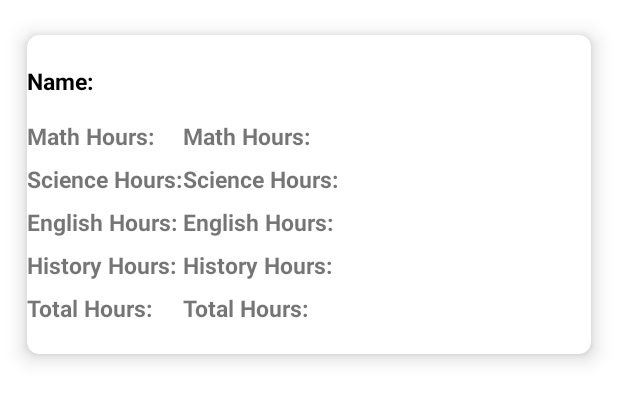
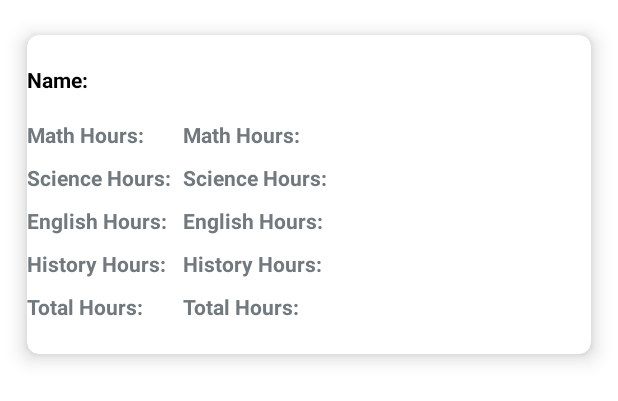
Before and after one commit to BoBlaire/HomeSchoolApp, an Android app: the layout add_child.xml on its own in the app's theme, with its tools: preview values and no code run, on a phone screen of 412 x 824 dp. Shown: the top 401 px of the screen. Run offline under Robolectric (Android 15) with nearby library versions, the phone set to English and light mode, and no system bars.

Commit message:
VTAW 3.1(fixed resizing)

```diff
--- a/app/build.gradle
+++ b/app/build.gradle
@@ -30,6 +30,7 @@ dependencies {
     implementation 'androidx.gridlayout:gridlayout:1.0.0'
     testImplementation 'junit:junit:4.+'
     androidTestImplementation 'androidx.test.ext:junit:1.1.3'
+    implementation 'com.google.android.gms:play-services-auth:20.7.0'
     androidTestImplementation 'androidx.test.espresso:espresso-core:3.4.0'
 
 }
--- a/app/src/main/res/layout/activity_view_courses.xml
+++ b/app/src/main/res/layout/activity_view_courses.xml
@@ -69,7 +69,7 @@
         android:layout_gravity="bottom|end"
         android:layout_margin="16dp"
         android:id="@+id/buttonPanel"
-        android:src="@drawable/baseline_home_24" />
+        android:src="@drawable/baseline_add_24" />
 
     <com.google.android.material.floatingactionbutton.FloatingActionButton
         android:layout_width="wrap_content"
--- a/app/src/main/res/layout/add_child.xml
+++ b/app/src/main/res/layout/add_child.xml
@@ -25,6 +25,10 @@
             android:layout_gravity="start|center_horizontal"
             android:layout_marginTop="20dp"
             android:layout_marginBottom="5dp"
+            android:autoSizeMaxTextSize="100sp"
+            android:autoSizeMinTextSize="12sp"
+            android:autoSizeStepGranularity="2sp"
+            android:autoSizeTextType="uniform"
             android:text="Name: "
             android:textColor="@color/black"
             android:textSize="15sp"
@@ -39,7 +43,12 @@
             android:layout_gravity="start|center_horizontal"
             android:layout_marginTop="10dp"
             android:layout_marginBottom="5dp"
+            android:autoSizeMaxTextSize="100sp"
+            android:autoSizeMinTextSize="12sp"
+            android:autoSizeStepGranularity="2sp"
+            android:autoSizeTextType="uniform"
             android:text="Math Hours: "
+            android:textColor="@color/light_gray"
             android:textSize="15sp"
             android:textStyle="bold" />
 
@@ -51,7 +60,12 @@
             android:layout_gravity="start|center_horizontal"
             android:layout_marginTop="2dp"
             android:layout_marginBottom="5dp"
+            android:autoSizeMaxTextSize="100sp"
+            android:autoSizeMinTextSize="12sp"
+            android:autoSizeStepGranularity="2sp"
+            android:autoSizeTextType="uniform"
             android:text="Science Hours: "
+            android:textColor="@color/light_gray"
             android:textSize="15sp"
             android:textStyle="bold" />
 
@@ -63,7 +77,12 @@
             android:layout_gravity="start|center_horizontal"
             android:layout_marginTop="2dp"
             android:layout_marginBottom="5dp"
+            android:autoSizeMaxTextSize="100sp"
+            android:autoSizeMinTextSize="12sp"
+            android:autoSizeStepGranularity="2sp"
+            android:autoSizeTextType="uniform"
             android:text="English Hours: "
+            android:textColor="@color/light_gray"
             android:textSize="15sp"
             android:textStyle="bold" />
 
@@ -75,7 +94,12 @@
             android:layout_gravity="start|center_horizontal"
             android:layout_marginTop="2dp"
             android:layout_marginBottom="5dp"
+            android:autoSizeMaxTextSize="100sp"
+            android:autoSizeMinTextSize="12sp"
+            android:autoSizeStepGranularity="2sp"
+            android:autoSizeTextType="uniform"
             android:text="History Hours: "
+            android:textColor="@color/light_gray"
             android:textSize="15sp"
             android:textStyle="bold" />
 
@@ -87,7 +111,12 @@
             android:layout_gravity="start|center_horizontal"
             android:layout_marginTop="2dp"
             android:layout_marginBottom="5dp"
+            android:autoSizeMaxTextSize="100sp"
+            android:autoSizeMinTextSize="12sp"
+            android:autoSizeStepGranularity="2sp"
+            android:autoSizeTextType="uniform"
             android:text="Total Hours: "
+            android:textColor="@color/light_gray"
             android:textSize="15sp"
             android:textStyle="bold" />
 
@@ -101,7 +130,12 @@
             android:layout_marginTop="10dp"
             android:layout_marginBottom="5dp"
             android:layout_toEndOf="@id/studentMaths"
+            android:autoSizeMaxTextSize="100sp"
+            android:autoSizeMinTextSize="12sp"
+            android:autoSizeStepGranularity="2sp"
+            android:autoSizeTextType="uniform"
             android:text="Math Hours: "
+            android:textColor="@color/light_gray"
             android:textSize="15sp"
             android:textStyle="bold" />
 
@@ -115,7 +149,12 @@
             android:layout_marginTop="2dp"
             android:layout_marginBottom="5dp"
             android:layout_toEndOf="@id/studentMaths"
+            android:autoSizeMaxTextSize="100sp"
+            android:autoSizeMinTextSize="12sp"
+            android:autoSizeStepGranularity="2sp"
+            android:autoSizeTextType="uniform"
             android:text="Science Hours: "
+            android:textColor="@color/light_gray"
             android:textSize="15sp"
             android:textStyle="bold" />
 
@@ -129,7 +168,12 @@
             android:layout_marginTop="2dp"
             android:layout_marginBottom="5dp"
             android:layout_toEndOf="@id/studentMaths"
+            android:autoSizeMaxTextSize="100sp"
+            android:autoSizeMinTextSize="12sp"
+            android:autoSizeStepGranularity="2sp"
+            android:autoSizeTextType="uniform"
             android:text="English Hours: "
+            android:textColor="@color/light_gray"
             android:textSize="15sp"
             android:textStyle="bold" />
 
@@ -143,7 +187,12 @@
             android:layout_marginTop="2dp"
             android:layout_marginBottom="5dp"
             android:layout_toEndOf="@id/studentMaths"
+            android:autoSizeMaxTextSize="100sp"
+            android:autoSizeMinTextSize="12sp"
+            android:autoSizeStepGranularity="2sp"
+            android:autoSizeTextType="uniform"
             android:text="History Hours: "
+            android:textColor="@color/light_gray"
             android:textSize="15sp"
             android:textStyle="bold" />
 
@@ -158,7 +207,12 @@
             android:layout_marginTop="2dp"
             android:layout_marginBottom="20dp"
             android:layout_toEndOf="@id/studentMaths"
+            android:autoSizeMaxTextSize="100sp"
+            android:autoSizeMinTextSize="12sp"
+            android:autoSizeStepGranularity="2sp"
+            android:autoSizeTextType="uniform"
             android:text="Total Hours: "
+            android:textColor="@color/light_gray"
             android:textSize="15sp"
             android:textStyle="bold" />
 
--- a/build.gradle
+++ b/build.gradle
@@ -3,6 +3,9 @@ buildscript {
     repositories {
         google()
         mavenCentral()
+         maven {
+             url 'https://maven.google.com'
+         }
     }
     dependencies {
         classpath "com.android.tools.build:gradle:7.0.4"
```
Also changed, not shown: app/src/main/java/com/example/gfgapp/UpdateCourseActivity.java (+4 -4 lines), app/src/main/res/drawable/custom_edit_text_cut.xml (added, +22 -0 lines).
